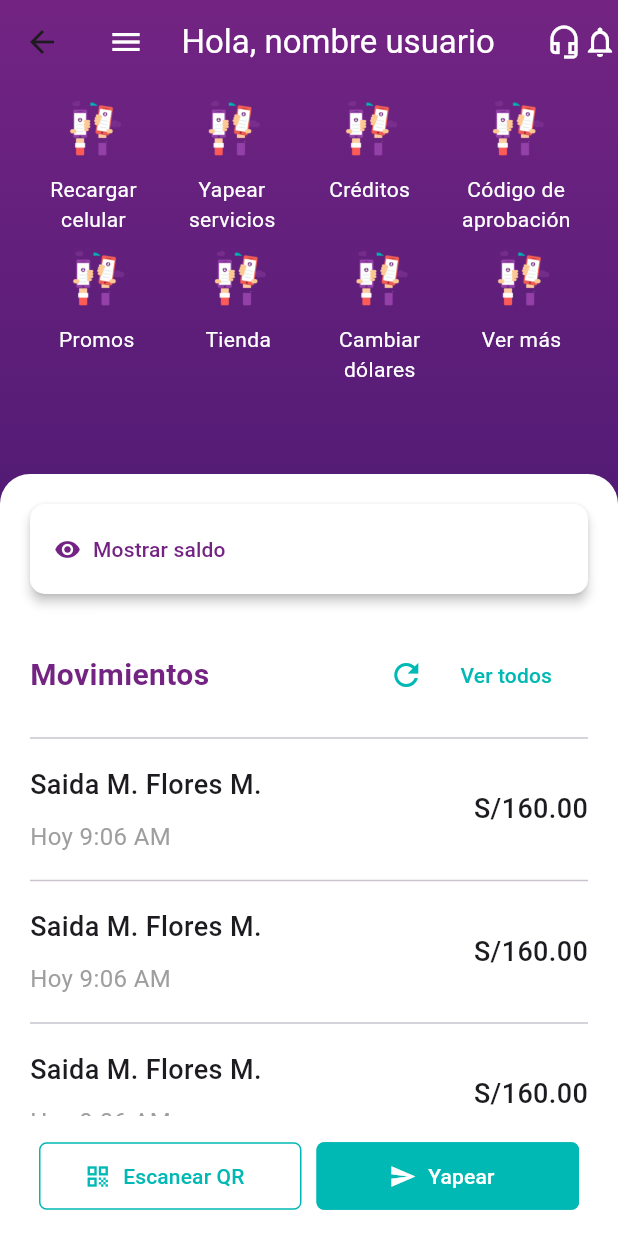
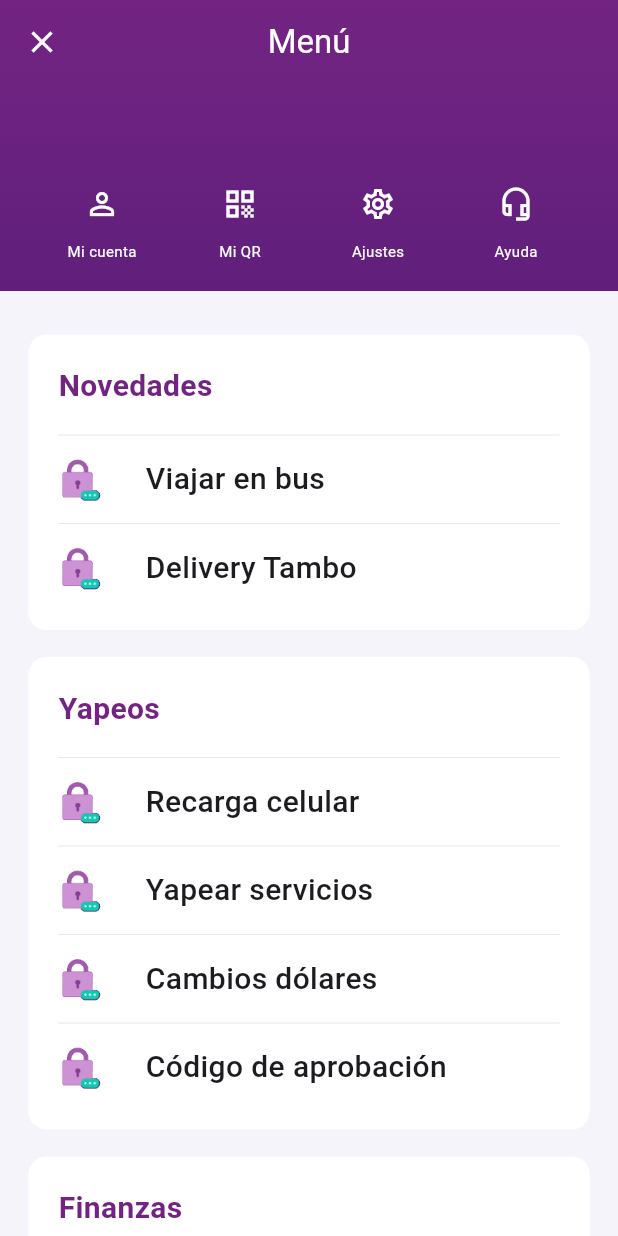
Before and after one commit to HarudesDev/fake_yape_app, a Flutter app: the HomePage screen opened by its route, after a tap on the "menu" icon, on a phone screen of 412 x 824 dp. Run offline on Flutter 3.47's test engine with Material 3 defaults, Android fonts, the phone set to English and light mode, and no system bars; our stand-ins replace auto_route, camera, flutter_contacts, flutter_riverpod, gap, permission_handler and 4 more; missing offline and left inert: flutter_regex, google_mlkit_barcode_scanning; accounts and stored records are empty.

Commit message:
feat: added top left menu on home page with logout feature

```diff
--- a/lib/auth/pages/wrapper.dart
+++ b/lib/auth/pages/wrapper.dart
@@ -1,18 +1,24 @@
 import 'package:fake_yape_app/auth/pages/welcome_page/welcome.dart';
 import 'package:fake_yape_app/home/pages/home.dart';
+import 'package:fake_yape_app/shared/providers/auth_provider.dart';
 import 'package:flutter/material.dart';
 import 'package:auto_route/auto_route.dart';
-import 'package:supabase_flutter/supabase_flutter.dart';
+import 'package:flutter_riverpod/flutter_riverpod.dart';
 
 @RoutePage()
-class Wrapper extends StatelessWidget {
+class Wrapper extends ConsumerWidget {
   const Wrapper({super.key});
 
   @override
-  Widget build(BuildContext context) {
-    //Supabase.instance.client.auth.signOut();
-    return Supabase.instance.client.auth.currentUser == null
-        ? const WelcomePage()
-        : const HomePage();
+  Widget build(BuildContext context, WidgetRef ref) {
+    final authState = ref.watch(authProvider);
+
+    return authState.when(
+        data: (user) {
+          print(AutoRouter.of(context).stack.toString());
+          return user.session == null ? const WelcomePage() : const HomePage();
+        },
+        error: (error, _) => Text('Error:$error'),
+        loading: () => const CircularProgressIndicator());
   }
 }
--- a/lib/home/pages/home.dart
+++ b/lib/home/pages/home.dart
@@ -71,7 +71,9 @@ class HomePage extends StatelessWidget {
             title: Row(
               children: [
                 InkWell(
-                  onTap: () {},
+                  onTap: () {
+                    AutoRouter.of(context).push(MenuRoute());
+                  },
                   child: const Icon(
                     Icons.menu,
                     color: Colors.white,
--- /dev/null
+++ b/lib/home/pages/menu_page/menu.dart
@@ -0,0 +1,138 @@
+import 'package:fake_yape_app/shared/style.dart';
+import 'package:flutter/material.dart';
+import 'package:auto_route/auto_route.dart';
+import 'package:gap/gap.dart';
+import 'package:supabase_flutter/supabase_flutter.dart';
+import './menu_components.dart';
+
+@RoutePage()
+class MenuPage extends StatelessWidget {
+  MenuPage({super.key});
+
+  final _supaBase = Supabase.instance.client;
+
+  @override
+  Widget build(BuildContext context) {
+    return Container(
+      decoration: const BoxDecoration(
+        gradient: LinearGradient(
+          colors: [mainColor, mainColorDark],
+          begin: Alignment.topCenter,
+          end: Alignment.center,
+        ),
+      ),
+      child: Scaffold(
+        backgroundColor: Colors.transparent,
+        appBar: AppBar(
+          centerTitle: true,
+          title: const Text(
+            "Menú",
+            style: TextStyle(
+              color: Colors.white,
+            ),
+          ),
+          backgroundColor: Colors.transparent,
+          leading: IconButton(
+            icon: const Icon(Icons.close, color: Colors.white),
+            onPressed: () => Navigator.of(context).pop(),
+          ),
+        ),
+        body: SingleChildScrollView(
+          child: Column(
+            children: [
+              Center(
+                child: Text(
+                  _supaBase.auth.currentUser!.userMetadata!['fullName'],
+                  style: const TextStyle(
+                    color: Colors.white,
+                    fontSize: 25,
+                  ),
+                ),
+              ),
+              const Gap(20),
+              Row(
+                mainAxisAlignment: MainAxisAlignment.spaceEvenly,
+                children: [
+                  MenuButton(
+                    onPressed: () {},
+                    buttonIcon: Icons.person_outline,
+                    buttonText: "Mi cuenta",
+                  ),
+                  MenuButton(
+                    onPressed: () {},
+                    buttonIcon: Icons.qr_code,
+                    buttonText: "Mi QR",
+                  ),
+                  MenuButton(
+                    onPressed: () {},
+                    buttonIcon: Icons.settings_outlined,
+                    buttonText: "Ajustes",
+                  ),
+                  MenuButton(
+                    onPressed: () {},
+                    buttonIcon: Icons.headset_mic_outlined,
+                    buttonText: "Ayuda",
+                  ),
+                ],
+              ),
+              const Gap(20),
+              Container(
+                decoration: const BoxDecoration(
+                  color: Color.fromRGBO(246, 244, 251, 1),
+                ),
+                padding: const EdgeInsets.all(15),
+                child: Column(
+                  crossAxisAlignment: CrossAxisAlignment.start,
+                  children: [
+                    const Categories(),
+                    const Gap(60),
+                    const Row(
+                      children: [
+                        Text("Versión Yape: "),
+                        Text("3.31.0"),
+                      ],
+                    ),
+                    const Row(
+                      children: [
+                        Text("Tipo de cuenta:"),
+                        Text("Yape con BCP"),
+                      ],
+                    ),
+                    const Text("BANCO DE CRÉDITO DEL PERÚ"),
+                    const Row(
+                      children: [
+                        Text("RUC: "),
+                        Text("20100047218"),
+                      ],
+                    ),
+                    const Gap(10),
+                    const BottomMenuOptions(
+                      optionTitle: "Términos y condiciones",
+                      optionIcon: Icons.description_outlined,
+                    ),
+                    const BottomMenuOptions(
+                      optionTitle: "Política de privacidad",
+                      optionIcon: Icons.lock_outline,
+                    ),
+                    InkWell(
+                      onTap: () async {
+                        await _supaBase.auth.signOut();
+                        if (context.mounted) {
+                          AutoRouter.of(context).popUntilRoot();
+                        }
+                      },
+                      child: const BottomMenuOptions(
+                        optionTitle: "Cerrar sesión",
+                        optionIcon: Icons.logout_rounded,
+                      ),
+                    ),
+                  ],
+                ),
+              ),
+            ],
+          ),
+        ),
+      ),
+    );
+  }
+}
--- /dev/null
+++ b/lib/home/pages/menu_page/menu_components.dart
@@ -0,0 +1,254 @@
+import 'package:fake_yape_app/shared/style.dart';
+import 'package:flutter/material.dart';
+import 'package:gap/gap.dart';
+
+class BottomMenuOptions extends StatelessWidget {
+  const BottomMenuOptions(
+      {super.key, required this.optionTitle, required this.optionIcon});
+
+  final String optionTitle;
+  final IconData optionIcon;
+
+  @override
+  Widget build(BuildContext context) {
+    return Column(
+      children: [
+        const Divider(),
+        Padding(
+          padding: const EdgeInsets.all(8.0),
+          child: Row(
+            children: [
+              Icon(
+                optionIcon,
+                color: Colors.black54,
+                size: 27,
+              ),
+              const Gap(20),
+              Text(
+                optionTitle,
+                style: const TextStyle(
+                  fontSize: 17,
+                  fontWeight: FontWeight.w500,
+                ),
+              ),
+            ],
+          ),
+        ),
+      ],
+    );
+  }
+}
+
+class Categories extends StatelessWidget {
+  const Categories({
+    super.key,
+  });
+
+  @override
+  Widget build(BuildContext context) {
+    return const Column(
+      children: [
+        MenuCategory(
+          categoryTitle: "Novedades",
+          rows: [
+            MenuCategoryRow(
+              imageAsset: 'assets/images/secure_keyboard.png',
+              rowText: 'Viajar en bus',
+            ),
+            MenuCategoryRow(
+              imageAsset: 'assets/images/secure_keyboard.png',
+              rowText: 'Delivery Tambo',
+            ),
+          ],
+        ),
+        MenuCategory(
+          categoryTitle: "Yapeos",
+          rows: [
+            MenuCategoryRow(
+              imageAsset: 'assets/images/secure_keyboard.png',
+              rowText: 'Recarga celular',
+            ),
+            MenuCategoryRow(
+              imageAsset: 'assets/images/secure_keyboard.png',
+              rowText: 'Yapear servicios',
+            ),
+            MenuCategoryRow(
+              imageAsset: 'assets/images/secure_keyboard.png',
+              rowText: 'Cambios dólares',
+            ),
+            MenuCategoryRow(
+              imageAsset: 'assets/images/secure_keyboard.png',
+              rowText: 'Código de aprobación',
+            ),
+          ],
+        ),
+        MenuCategory(
+          categoryTitle: 'Finanzas',
+          rows: [
+            MenuCategoryRow(
+              imageAsset: 'assets/images/secure_keyboard.png',
+              rowText: 'Créditos',
+            ),
+            MenuCategoryRow(
+              imageAsset: 'assets/images/secure_keyboard.png',
+              rowText: 'Seguros',
+            ),
+            MenuCategoryRow(
+              imageAsset: 'assets/images/secure_keyboard.png',
+              rowText: 'SOAT',
+            ),
+            MenuCategoryRow(
+              imageAsset: 'assets/images/secure_keyboard.png',
+              rowText: 'Remesas',
+            ),
+          ],
+        ),
+        MenuCategory(
+          categoryTitle: 'Compras',
+          rows: [
+            MenuCategoryRow(
+              imageAsset: 'assets/images/secure_keyboard.png',
+              rowText: 'Promos',
+            ),
+            MenuCategoryRow(
+              imageAsset: 'assets/images/secure_keyboard.png',
+              rowText: 'Tienda',
+            ),
+            MenuCategoryRow(
+              imageAsset: 'assets/images/secure_keyboard.png',
+              rowText: 'Entradas',
+            ),
+            MenuCategoryRow(
+              imageAsset: 'assets/images/secure_keyboard.png',
+              rowText: 'Gaming',
+            ),
+            MenuCategoryRow(
+              imageAsset: 'assets/images/secure_keyboard.png',
+              rowText: 'Pedir Gas',
+            ),
+            MenuCategoryRow(
+              imageAsset: 'assets/images/secure_keyboard.png',
+              rowText: 'Cobrar con YapeLink',
+            ),
+          ],
+        ),
+      ],
+    );
+  }
+}
+
+class MenuCategory extends StatelessWidget {
+  const MenuCategory({
+    super.key,
+    required this.categoryTitle,
+    required this.rows,
+  });
+
+  final String categoryTitle;
+  final List<MenuCategoryRow> rows;
+
+  @override
+  Widget build(BuildContext context) {
+    return Column(children: [
+      const Gap(10),
+      Card(
+        shadowColor: Colors.transparent,
+        color: Colors.white,
+        child: Padding(
+          padding: const EdgeInsets.all(20.0),
+          child: Column(
+            crossAxisAlignment: CrossAxisAlignment.start,
+            children: [
+              Text(
+                categoryTitle,
+                style: const TextStyle(
+                  color: mainColor,
+                  fontWeight: FontWeight.bold,
+                  fontSize: 20,
+                ),
+              ),
+              const Gap(10),
+              ...rows,
+            ],
+          ),
+        ),
+      ),
+    ]);
+  }
+}
+
+class MenuCategoryRow extends StatelessWidget {
+  const MenuCategoryRow({
+    super.key,
+    required this.imageAsset,
+    required this.rowText,
+  });
+
+  final String imageAsset;
+  final String rowText;
+
+  @override
+  Widget build(BuildContext context) {
+    return Column(
+      children: [
+        const Divider(
+          thickness: 0.5,
+          color: Colors.black12,
+        ),
+        const Gap(6.5),
+        Row(
+          children: [
+            Image.asset(
+              imageAsset,
+              height: 30,
+            ),
+            const Gap(30),
+            Text(
+              rowText,
+              style: const TextStyle(
+                fontWeight: FontWeight.w500,
+                fontSize: 20,
+              ),
+            ),
+          ],
+        ),
+        const Gap(6.5),
+      ],
+    );
+  }
+}
+
+class MenuButton extends StatelessWidget {
+  const MenuButton({
+    super.key,
+    required this.onPressed,
+    required this.buttonIcon,
+    required this.buttonText,
+  });
+
+  final Function onPressed;
+  final IconData buttonIcon;
+  final String buttonText;
+
+  @override
+  Widget build(BuildContext context) {
+    return Column(
+      children: [
+        IconButton(
+          onPressed: () => onPressed,
+          icon: Icon(
+            buttonIcon,
+            color: Colors.white,
+          ),
+        ),
+        Text(
+          buttonText,
+          style: const TextStyle(
+            color: Colors.white,
+            fontSize: 10,
+          ),
+        ),
+      ],
+    );
+  }
+}
--- a/lib/shared/auto_router.dart
+++ b/lib/shared/auto_router.dart
@@ -18,6 +18,7 @@ class AppRouter extends RootStackRouter {
         AutoRoute(page: RegisterRoute.page),
         AutoRoute(page: RegisterDataRoute.page),
         AutoRoute(page: HomeRoute.page),
+        AutoRoute(page: MenuRoute.page),
         AutoRoute(page: MakeYapeRoute.page),
         AutoRoute(page: QrReaderRoute.page),
         AutoRoute(page: YapeDetailRoute.page),
--- /dev/null
+++ b/lib/shared/providers/auth_provider.dart
@@ -0,0 +1,6 @@
+import 'package:flutter_riverpod/flutter_riverpod.dart';
+import 'package:supabase_flutter/supabase_flutter.dart';
+
+final authProvider = StreamProvider<AuthState>((ref) {
+  return Supabase.instance.client.auth.onAuthStateChange;
+});
```
Also changed, not shown: lib/shared/auto_router.gr.dart.
